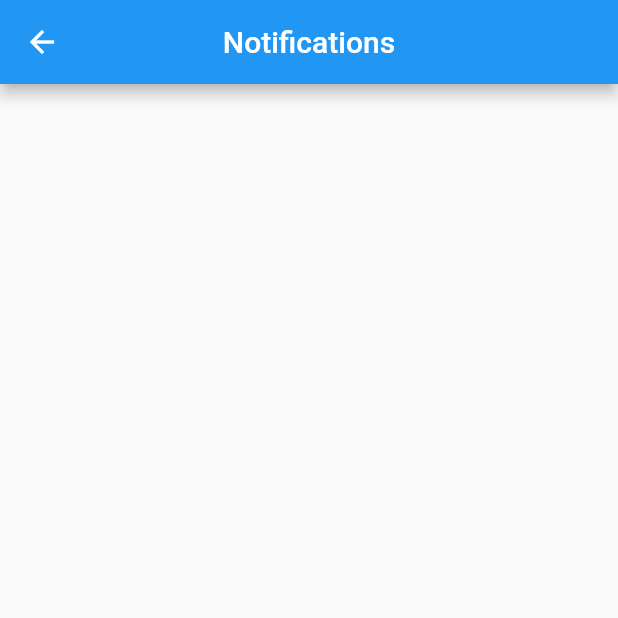
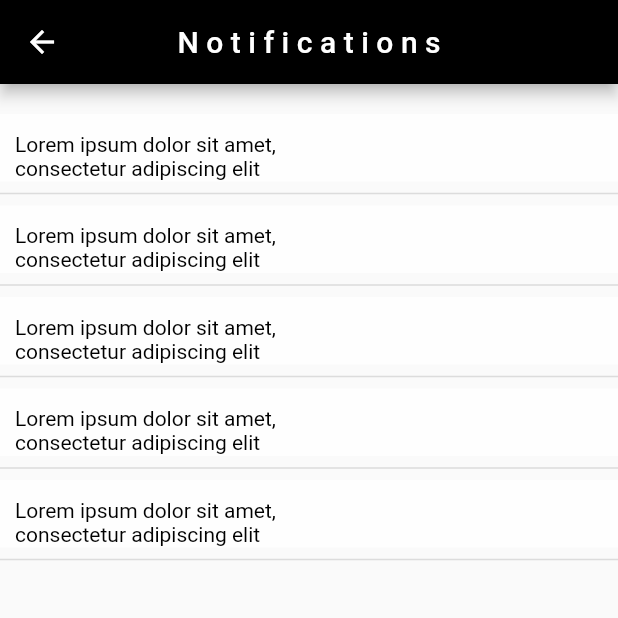
Before and after one commit to Zulfadlifauzi/riderapp, a Flutter app: the NotificationScreens screen opened directly, on a phone screen of 412 x 824 dp, the top half of it. Run offline on Flutter 3.47's test engine with Material 2 defaults, Android fonts, the phone set to English and light mode, and no system bars; our stand-ins replace circular_profile_avatar, form_field_validator, geolocator, google_fonts, google_maps_flutter, ionicons and 1 more; missing offline and left inert: cron; Roboto replaces fonts that are missing (Staatliches).

Commit message:
debug history and notifications

```diff
--- a/lib/models/achievement.dart
+++ b/lib/models/achievement.dart
@@ -28,7 +28,7 @@ var levelupData = [
   },
   {
     'name': 'Send 10 Order',
-    'status': 'Ongoing',
+    'status': 'Completed',
     'image':
         'https://www.e-maik.my/v2/images/masjid/Masjid-Muhammadi/DSC_3805.jpg'
   },
--- a/lib/screens/drawer_tab_screen/notifications.dart
+++ /dev/null
@@ -1,20 +0,0 @@
-import 'package:flutter/material.dart';
-
-class NotificationScreens extends StatefulWidget {
-  const NotificationScreens({Key? key}) : super(key: key);
-
-  @override
-  _NotificationScreensState createState() => _NotificationScreensState();
-}
-
-class _NotificationScreensState extends State<NotificationScreens> {
-  @override
-  Widget build(BuildContext context) {
-    return Scaffold(
-      appBar: AppBar(
-        title: const Text('Notifications'),
-        centerTitle: true,
-      ),
-    );
-  }
-}
--- a/lib/screens/history.dart
+++ b/lib/screens/history.dart
@@ -23,7 +23,6 @@ class _HistoryScreenState extends State<HistoryScreen> {
               color: Colors.white, letterSpacing: 5, fontSize: 20),
         ),
       ),
-      drawer: const DrawerTab(),
       body: Padding(
         padding: const EdgeInsets.only(left: 10, right: 10, top: 10),
         child: Container(
--- /dev/null
+++ b/lib/screens/notifications.dart
@@ -0,0 +1,136 @@
+import 'package:flutter/material.dart';
+import 'package:google_fonts/google_fonts.dart';
+
+class NotificationScreens extends StatefulWidget {
+  const NotificationScreens({Key? key}) : super(key: key);
+
+  @override
+  _NotificationScreensState createState() => _NotificationScreensState();
+}
+
+class _NotificationScreensState extends State<NotificationScreens> {
+  @override
+  Widget build(BuildContext context) {
+    return Scaffold(
+      appBar: AppBar(
+        title: Text(
+          'Notifications',
+          style: GoogleFonts.staatliches(
+              color: Colors.white, letterSpacing: 5, fontSize: 20),
+        ),
+        backgroundColor: Colors.black,
+        centerTitle: true,
+      ),
+      body: Column(
+        children: <Widget>[
+          Container(
+            margin: const EdgeInsets.only(top: 20),
+            decoration: const BoxDecoration(color: Colors.white70),
+            width: double.infinity,
+            height: 45,
+            child: Column(
+              children: <Widget>[
+                Padding(
+                  padding: const EdgeInsets.only(top: 12, left: 10),
+                  child: Row(
+                    children: const <Widget>[
+                      Text(
+                        'Lorem ipsum dolor sit amet, \nconsectetur adipiscing elit',
+                        style: TextStyle(color: Colors.black),
+                      ),
+                    ],
+                  ),
+                )
+              ],
+            ),
+          ),
+          Divider(thickness: 1),
+          Container(
+            decoration: const BoxDecoration(color: Colors.white70),
+            width: double.infinity,
+            height: 45,
+            child: Column(
+              children: <Widget>[
+                Padding(
+                  padding: const EdgeInsets.only(top: 12, left: 10),
+                  child: Row(
+                    children: const <Widget>[
+                      Text(
+                        'Lorem ipsum dolor sit amet, \nconsectetur adipiscing elit',
+                        style: TextStyle(color: Colors.black),
+                      ),
+                    ],
+                  ),
+                )
+              ],
+            ),
+          ),
+          Divider(thickness: 1),
+          Container(
+            decoration: const BoxDecoration(color: Colors.white70),
+            width: double.infinity,
+            height: 45,
+            child: Column(
+              children: <Widget>[
+                Padding(
+                  padding: const EdgeInsets.only(top: 12, left: 10),
+                  child: Row(
+                    children: const <Widget>[
+                      Text(
+                        'Lorem ipsum dolor sit amet, \nconsectetur adipiscing elit',
+                        style: TextStyle(color: Colors.black),
+                      ),
+                    ],
+                  ),
+                )
+              ],
+            ),
+          ),
+          Divider(thickness: 1),
+          Container(
+            decoration: const BoxDecoration(color: Colors.white70),
+            width: double.infinity,
+            height: 45,
+            child: Column(
+              children: <Widget>[
+                Padding(
+                  padding: const EdgeInsets.only(top: 12, left: 10),
+                  child: Row(
+                    children: const <Widget>[
+                      Text(
+                        'Lorem ipsum dolor sit amet, \nconsectetur adipiscing elit',
+                        style: TextStyle(color: Colors.black),
+                      ),
+                    ],
+                  ),
+                )
+              ],
+            ),
+          ),
+          Divider(thickness: 1),
+          Container(
+            decoration: const BoxDecoration(color: Colors.white70),
+            width: double.infinity,
+            height: 45,
+            child: Column(
+              children: <Widget>[
+                Padding(
+                  padding: const EdgeInsets.only(top: 12, left: 10),
+                  child: Row(
+                    children: const <Widget>[
+                      Text(
+                        'Lorem ipsum dolor sit amet, \nconsectetur adipiscing elit',
+                        style: TextStyle(color: Colors.black),
+                      ),
+                    ],
+                  ),
+                )
+              ],
+            ),
+          ),
+          Divider(thickness: 1)
+        ],
+      ),
+    );
+  }
+}
```
Also changed, not shown: lib/screens/drawer_tab_screen/customer_service.dart (+7 -1 lines), lib/screens/drawer_tab_screen/profile.dart (+34 -9 lines), lib/screens/drawer_tab_screen/settings.dart (+9 -4 lines), lib/screens/drawer_tab_screen/updates.dart (+28 -1 lines), lib/widgets/bottom_tab_navigator.dart (+5 -3 lines), lib/widgets/drawer_tab_navigator.dart (+11 -22 lines).
